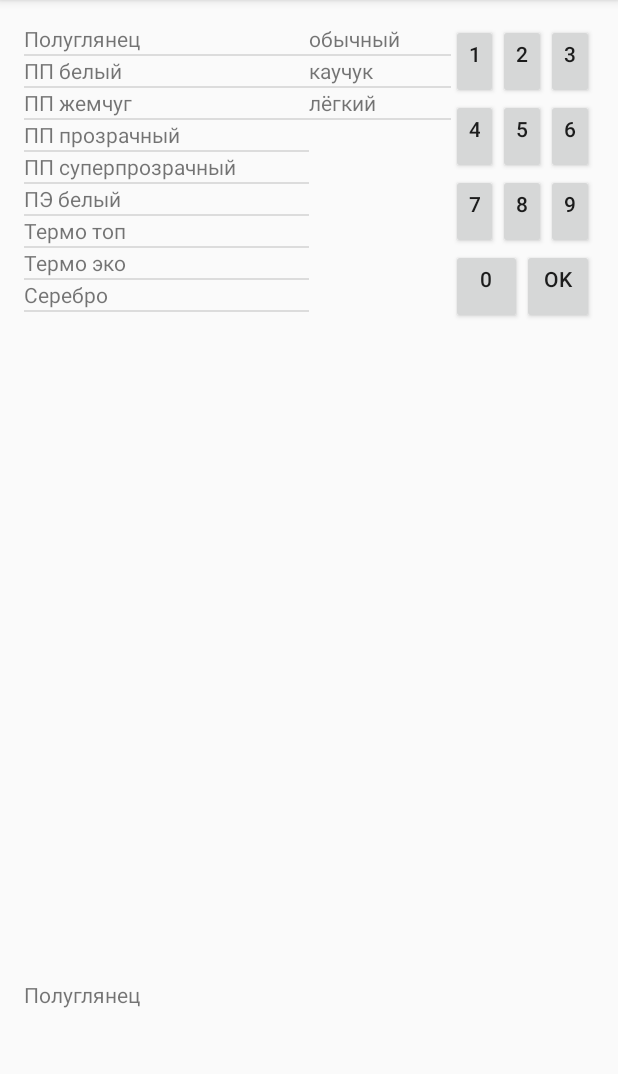
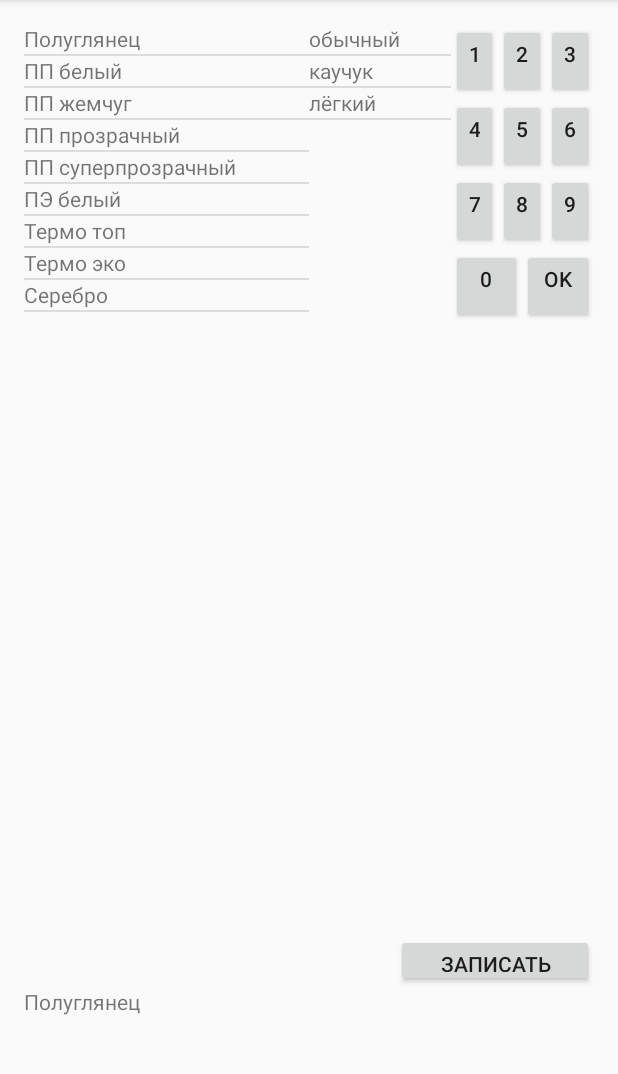
Before and after one commit to Puzzlo/Paper_list, an Android app: the screen it shows after launch (MainActivity), after a tap on "Полуглянец", on a phone screen of 412 x 824 dp, the part 84-1158 px from its top. Run offline under Robolectric (Android 15) with nearby library versions, the phone set to English and light mode, and no system bars.

```diff
--- a/app/src/main/java/com/puzzlo/paper_list/MainActivity.java
+++ b/app/src/main/java/com/puzzlo/paper_list/MainActivity.java
@@ -1,5 +1,6 @@
 package com.puzzlo.paper_list;
 
+import android.os.Environment;
 import android.support.v7.app.ActionBarActivity;
 import android.os.Bundle;
 import android.util.Log;
@@ -17,6 +18,10 @@ import android.widget.Toast;
 import org.json.JSONException;
 import org.json.JSONObject;
 
+import java.io.File;
+import java.io.FileWriter;
+import java.io.IOException;
+
 
 public class MainActivity extends ActionBarActivity implements AdapterView.OnItemClickListener {
 
@@ -28,8 +33,10 @@ public class MainActivity extends ActionBarActivity implements AdapterView.OnIte
     ListView lvPaper, lvGlue;
     TextView stroka; // string on the bottom
     JSONObject jsonStroka = new JSONObject(); // json puts into file on disk
-    Button btn0, btn1, btn2, btn3, btn4, btn5, btn6, btn7, btn8, btn9, btnOk;
+    Button btn0, btn1, btn2, btn3, btn4, btn5, btn6, btn7, btn8, btn9, btnOk, btnSave;
     Float chislo; // number from keyboard
+    final String DIR_SD = "FilesForPaper";
+    final String FILENAME_SD = "filePaper.json";
 
     @Override
     protected void onCreate(Bundle savedInstanceState) {
@@ -64,18 +71,13 @@ public class MainActivity extends ActionBarActivity implements AdapterView.OnIte
         btn8 = (Button) findViewById(R.id.button8);
         btn9 = (Button) findViewById(R.id.button9);
         btnOk = (Button) findViewById(R.id.buttonOk);
-
-
+        btnSave = (Button) findViewById(R.id.btnSave);
 
 
         registerListeners();
 
 
-
-
-
     }
-
 
 
     private void registerListeners() {
@@ -83,67 +85,67 @@ public class MainActivity extends ActionBarActivity implements AdapterView.OnIte
         btn0.setOnClickListener(new View.OnClickListener() {
             @Override
             public void onClick(View v) {
-                chislo = chislo*10;
+                chislo = chislo * 10;
             }
         });
         btn1.setOnClickListener(new View.OnClickListener() {
             @Override
             public void onClick(View v) {
-                chislo = chislo*10+1;
+                chislo = chislo * 10 + 1;
             }
         });
         btn2.setOnClickListener(new View.OnClickListener() {
             @Override
             public void onClick(View v) {
-                chislo = chislo*10+2;
+                chislo = chislo * 10 + 2;
             }
         });
         btn3.setOnClickListener(new View.OnClickListener() {
             @Override
             public void onClick(View v) {
-                chislo = chislo*10+3;
+                chislo = chislo * 10 + 3;
             }
         });
         btn4.setOnClickListener(new View.OnClickListener() {
             @Override
             public void onClick(View v) {
-                chislo = chislo*10+4;
+                chislo = chislo * 10 + 4;
             }
         });
         btn5.setOnClickListener(new View.OnClickListener() {
             @Override
             public void onClick(View v) {
-                chislo = chislo*10+5;
+                chislo = chislo * 10 + 5;
             }
         });
         btn6.setOnClickListener(new View.OnClickListener() {
             @Override
             public void onClick(View v) {
-                chislo = chislo*10+6;
+                chislo = chislo * 10 + 6;
             }
         });
         btn7.setOnClickListener(new View.OnClickListener() {
             @Override
             public void onClick(View v) {
-                chislo = chislo*10+7;
+                chislo = chislo * 10 + 7;
             }
         });
         btn8.setOnClickListener(new View.OnClickListener() {
             @Override
             public void onClick(View v) {
-                chislo = chislo*10+8;
+                chislo = chislo * 10 + 8;
             }
         });
         btn9.setOnClickListener(new View.OnClickListener() {
             @Override
             public void onClick(View v) {
-                chislo = chislo*10+9;
+                chislo = chislo * 10 + 9;
             }
         });
         btnOk.setOnClickListener(new View.OnClickListener() {
             @Override
             public void onClick(View v) {
-                if(jsonStroka.has("shirina")) {
+                if (jsonStroka.has("shirina")) {
                     try {
                         jsonStroka.put("dlina", chislo);
                         Log.d(LOG, String.valueOf(jsonStroka));
@@ -151,8 +153,7 @@ public class MainActivity extends ActionBarActivity implements AdapterView.OnIte
                     } catch (JSONException e) {
                         e.printStackTrace();
                     }
-                }
-                else {
+                } else {
                     try {
                         jsonStroka.put("shirina", chislo);
                         Log.d(LOG, String.valueOf(jsonStroka));
@@ -162,6 +163,13 @@ public class MainActivity extends ActionBarActivity implements AdapterView.OnIte
                     }
 
                 }
+            }
+        });
+        btnSave.setOnClickListener(new View.OnClickListener() {
+            @Override
+            public void onClick(View v) {
+                Toast.makeText(MainActivity.this, "кабутабы записали", Toast.LENGTH_SHORT).show();
+                writeFileSD(jsonStroka);
             }
         });
 
@@ -196,11 +204,13 @@ public class MainActivity extends ActionBarActivity implements AdapterView.OnIte
     public void onItemClick(AdapterView<?> parent, View view, int position, long id) {
         switch (parent.getId()) {
             case R.id.listPaper:
-               // Toast.makeText(MainActivity.this, "paper = "+ paper[position], Toast.LENGTH_SHORT).show();
+                // Toast.makeText(MainActivity.this, "paper = "+ paper[position], Toast.LENGTH_SHORT).show();
+                jsonStroka = new JSONObject();
                 stroka.setText("");
                 stroka.setText(paper[position]);
                 try {
                     jsonStroka.put("paper", paper[position]);
+                    Log.d(LOG, String.valueOf(jsonStroka));
                 } catch (JSONException e) {
                     e.printStackTrace();
                 }
@@ -210,14 +220,45 @@ public class MainActivity extends ActionBarActivity implements AdapterView.OnIte
                 stroka.setText(stroka.getText() + "    " + glue[position]);
                 try {
                     jsonStroka.put("glue", glue[position]);
+                    Log.d(LOG, String.valueOf(jsonStroka));
                 } catch (JSONException e) {
                     e.printStackTrace();
                 }
                 break;
             default:
-                Toast.makeText(MainActivity.this, "чота не то нажали, нажмите то (view  = "+ view+")", Toast.LENGTH_SHORT).show();
+                Toast.makeText(MainActivity.this, "чота не то нажали, нажмите то (view  = " + view + ")", Toast.LENGTH_SHORT).show();
                 break;
         }
 
     }
+
+    void writeFileSD(JSONObject jsonString) {
+        File sdFile;
+        // проверяем доступность SD
+        if (!Environment.getExternalStorageState().equals(
+                Environment.MEDIA_MOUNTED)) {
+            Toast.makeText(MainActivity.this, "SD-карта не доступна: " + Environment.getExternalStorageState(), Toast.LENGTH_LONG).show();
+            Log.d(LOG, "SD-карта не доступна: " + Environment.getExternalStorageState());
+            return;
+        }
+        // get path to SD
+        File sdPath = Environment.getExternalStorageDirectory();
+        //make path to catalogue
+        sdPath = new File(sdPath.getAbsolutePath() + "/" + DIR_SD);
+        if(!sdPath.isDirectory()) {
+            sdPath.mkdirs();
+            sdFile = new File( sdPath, FILENAME_SD);
+        }
+        else {
+            sdFile = new File( sdPath, FILENAME_SD);
+        }
+        try {
+            FileWriter fl = new FileWriter(sdFile, true);
+            fl.write(jsonString.toString() + "\n");
+            fl.flush();
+            fl.close();
+        } catch (IOException e) {
+            e.printStackTrace();
+        }
+    }
 }
--- a/app/src/main/res/layout/main.xml
+++ b/app/src/main/res/layout/main.xml
@@ -38,7 +38,7 @@
         <TableLayout
             android:layout_width="0dp"
             android:layout_weight="1"
-            android:layout_height="fill_parent">
+            android:layout_height="wrap_content">
 
 
 
@@ -145,6 +145,12 @@
     </LinearLayout>
 
 
+        <Button
+            android:layout_width="132dp"
+            android:layout_height="35dp"
+            android:text="Записать"
+            android:id="@+id/btnSave"
+            android:layout_gravity="right" />
 
         <TextView
             android:layout_width="match_parent"
```
